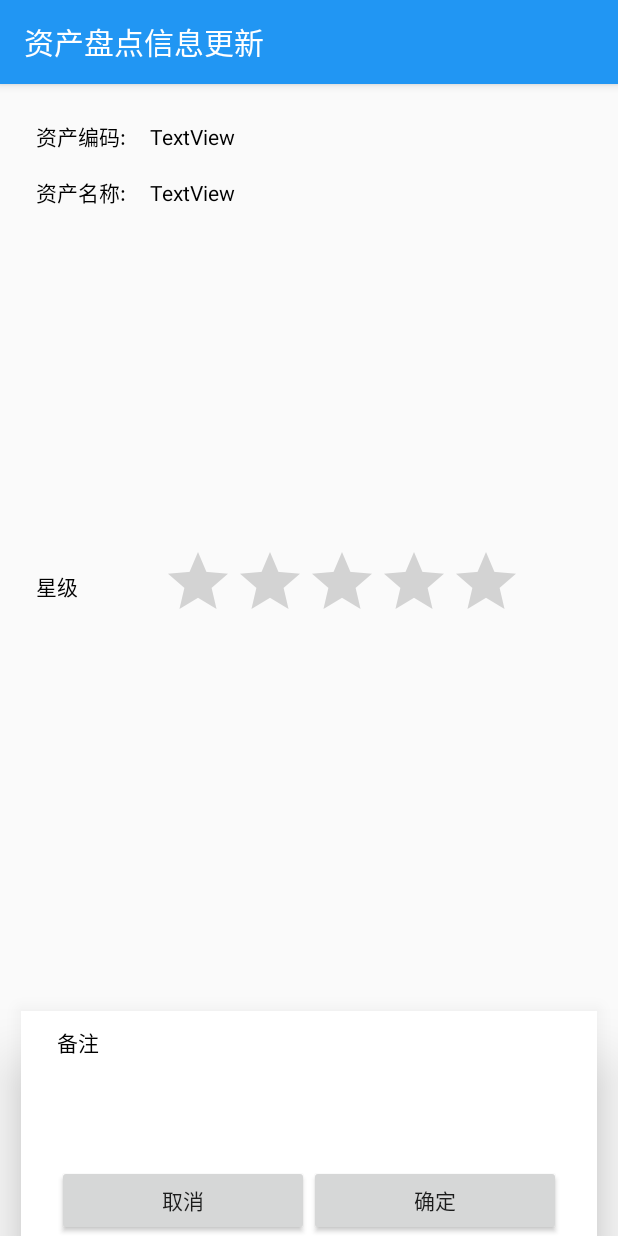
After one commit to yql225521/InventorySystem, an Android app: the InventoryUpdate screen opened directly, with no data from a screen before it, on a phone screen of 412 x 824 dp. The commit adds this screen. Run offline under Robolectric (Android 15) with nearby library versions, the phone set to English and light mode, and no system bars; 3 statements that could not run were skipped.

Commit message:
Create asset inventory page

```diff
--- /dev/null
+++ b/app/src/main/java/com/test/inventorysystem/activities/InventoryUpdate.java
@@ -0,0 +1,44 @@
+package com.test.inventorysystem.activities;
+
+import android.support.v7.app.AppCompatActivity;
+import android.os.Bundle;
+import android.widget.Button;
+import android.widget.ListView;
+import android.widget.RatingBar;
+import android.widget.TextView;
+
+import com.test.inventorysystem.R;
+import com.test.inventorysystem.models.AssetModel;
+
+public class InventoryUpdate extends AppCompatActivity {
+
+    private Button btnConfirm;
+    private Button btnCancel;
+    private TextView textViewCode;
+    private TextView textViewName;
+    private RatingBar ratingBar;
+    private ListView listView;
+    private AssetModel asset;
+
+    @Override
+    protected void onCreate(Bundle savedInstanceState) {
+        super.onCreate(savedInstanceState);
+        setContentView(R.layout.activity_inventory_update);
+        initialization();
+    }
+
+    private void initialization() {
+        btnConfirm = (Button) findViewById(R.id.button_asset_update_confirm);
+        btnCancel = (Button) findViewById(R.id.button_asset_update_cancel);
+        textViewCode = (TextView) findViewById(R.id.textView_asset_update_code);
+        textViewName = (TextView) findViewById(R.id.textView_asset_update_name);
+        ratingBar = (RatingBar) findViewById(R.id.ratingBar);
+        listView = (ListView) findViewById(R.id.listView_asset_update);
+
+        Bundle bundle = getIntent().getExtras();
+        Object object = bundle.getSerializable("asset");
+        asset = (AssetModel) object;
+        textViewCode.setText(asset.getAssetCode());
+        textViewName.setText(asset.getAssetName());
+    }
+}
--- /dev/null
+++ b/app/src/main/res/drawable/back.xml
@@ -0,0 +1,4 @@
+<shape xmlns:android="http://schemas.android.com/apk/res/android" android:shape="rectangle" >
+    <solid android:color="#ffffff" />
+    <stroke android:width="1dip" android:color="#4fa5d5"/>
+</shape>
--- a/app/src/main/res/layout/activity_asset_inventory.xml
+++ b/app/src/main/res/layout/activity_asset_inventory.xml
@@ -10,6 +10,7 @@
     <ListView
         android:layout_width="0dp"
         android:layout_height="0dp"
+        android:id="@+id/listView_asset_inventory"
         app:layout_constraintLeft_toLeftOf="@+id/activity_asset_inventory"
         android:layout_marginStart="16dp"
         app:layout_constraintTop_toBottomOf="@+id/textView_asset_inventory_title"
@@ -17,7 +18,8 @@
         app:layout_constraintRight_toRightOf="@+id/activity_asset_inventory"
         android:layout_marginEnd="16dp"
         app:layout_constraintBottom_toTopOf="@+id/spinner_inventory_organ"
-        android:layout_marginBottom="8dp" />
+        android:layout_marginBottom="8dp"
+        android:dividerHeight="4dp" />
 
     <TextView
         android:text="@string/asset_inventory_title"
--- a/app/src/main/res/layout/activity_asset_search_list.xml
+++ b/app/src/main/res/layout/activity_asset_search_list.xml
@@ -45,8 +45,8 @@
         app:layout_constraintRight_toRightOf="@+id/activity_asset_search_list"
         android:layout_marginEnd="16dp"
         app:layout_constraintBottom_toBottomOf="@+id/activity_asset_search_list"
-        android:layout_marginBottom="16dp"
-        android:visibility="gone">
+        android:visibility="gone"
+        android:layout_marginBottom="16dp">
 
         <ProgressBar
             style="?android:attr/progressBarStyle"
--- /dev/null
+++ b/app/src/main/res/layout/activity_inventory_update.xml
@@ -0,0 +1,182 @@
+<?xml version="1.0" encoding="utf-8"?>
+<android.support.constraint.ConstraintLayout xmlns:android="http://schemas.android.com/apk/res/android"
+    xmlns:app="http://schemas.android.com/apk/res-auto"
+    xmlns:tools="http://schemas.android.com/tools"
+    android:id="@+id/activity_inventory_update"
+    android:layout_width="match_parent"
+    android:layout_height="match_parent"
+    tools:context="com.test.inventorysystem.activities.InventoryUpdate">
+
+    <TextView
+        android:text="@string/asset_info_code"
+        android:layout_width="wrap_content"
+        android:layout_height="wrap_content"
+        android:id="@+id/textView14"
+        android:textColor="@android:color/black"
+        app:layout_constraintLeft_toLeftOf="@+id/activity_inventory_update"
+        android:layout_marginStart="24dp"
+        app:layout_constraintTop_toTopOf="@+id/activity_inventory_update"
+        android:layout_marginTop="24dp" />
+
+    <TextView
+        android:text="TextView"
+        android:layout_width="wrap_content"
+        android:layout_height="wrap_content"
+        android:id="@+id/textView_asset_update_code"
+        android:textColor="@android:color/black"
+        app:layout_constraintLeft_toRightOf="@+id/textView14"
+        android:layout_marginStart="16dp"
+        app:layout_constraintBaseline_toBaselineOf="@+id/textView14" />
+
+    <TextView
+        android:text="@string/asset_info_name"
+        android:layout_width="wrap_content"
+        android:layout_height="wrap_content"
+        android:id="@+id/textView18"
+        android:textColor="@android:color/black"
+        app:layout_constraintTop_toBottomOf="@+id/textView14"
+        android:layout_marginTop="16dp"
+        app:layout_constraintRight_toRightOf="@+id/textView14" />
+
+    <TextView
+        android:text="TextView"
+        android:layout_width="wrap_content"
+        android:layout_height="wrap_content"
+        android:id="@+id/textView_asset_update_name"
+        android:textColor="@android:color/black"
+        app:layout_constraintLeft_toRightOf="@+id/textView18"
+        android:layout_marginStart="16dp"
+        app:layout_constraintBaseline_toBaselineOf="@+id/textView18" />
+
+    <ListView
+        android:layout_width="340dp"
+        android:layout_height="209dp"
+        android:id="@+id/listView_asset_update"
+        app:layout_constraintLeft_toLeftOf="@+id/activity_inventory_update"
+        android:layout_marginStart="16dp"
+        app:layout_constraintTop_toBottomOf="@+id/textView18"
+        android:layout_marginTop="8dp"
+        app:layout_constraintRight_toRightOf="@+id/activity_inventory_update"
+        android:layout_marginEnd="16dp" />
+
+    <TextView
+        android:text="@string/asset_info_starbar"
+        android:layout_width="wrap_content"
+        android:layout_height="wrap_content"
+        android:id="@+id/textView24"
+        android:textColor="@android:color/black"
+        app:layout_constraintLeft_toLeftOf="@+id/activity_inventory_update"
+        android:layout_marginStart="24dp"
+        app:layout_constraintTop_toBottomOf="@+id/listView_asset_update"
+        android:layout_marginTop="24dp" />
+
+    <RatingBar
+        android:layout_width="wrap_content"
+        android:layout_height="wrap_content"
+        android:id="@+id/ratingBar"
+        android:numStars="5"
+        android:minHeight="30dp"
+        app:layout_constraintLeft_toRightOf="@+id/textView24"
+        android:layout_marginStart="8dp"
+        app:layout_constraintTop_toBottomOf="@+id/listView_asset_update"
+        android:layout_marginTop="8dp"
+        app:layout_constraintRight_toRightOf="@+id/activity_inventory_update"
+        android:layout_marginEnd="16dp" />
+
+    <LinearLayout
+        android:orientation="vertical"
+        android:layout_width="384dp"
+        android:layout_height="150dp"
+        android:background="@color/bright_foreground_material_light"
+        android:elevation="24dp"
+        app:layout_constraintLeft_toLeftOf="@+id/activity_inventory_update"
+        app:layout_constraintRight_toRightOf="@+id/activity_inventory_update"
+        app:layout_constraintBottom_toBottomOf="@+id/activity_inventory_update">
+
+        <TextView
+            android:text="@string/asset_info_note"
+            android:layout_width="match_parent"
+            android:layout_height="wrap_content"
+            android:id="@+id/textView28"
+            android:textColor="@android:color/black"
+            android:paddingLeft="24dp"
+            android:paddingBottom="0dp"
+            android:paddingTop="10dp"
+            android:background="@color/background_floating_material_light" />
+
+        <EditText
+            android:layout_width="match_parent"
+            android:layout_height="71dp"
+            android:inputType="textPersonName"
+            android:ems="10"
+            android:id="@+id/editText3"
+            android:paddingLeft="24dp"
+            android:paddingRight="24dp"
+            android:background="@color/background_floating_material_light" />
+
+        <LinearLayout
+            android:layout_width="match_parent"
+            android:layout_height="match_parent"
+            android:paddingLeft="24dp"
+            android:paddingRight="24dp"
+            android:background="@color/background_floating_material_light">
+
+            <Button
+                android:text="@string/dialog_cancel"
+                android:layout_width="wrap_content"
+                android:layout_height="wrap_content"
+                android:id="@+id/button_asset_update_cancel"
+                android:layout_weight="1" />
+
+            <Button
+                android:text="@string/dialog_confirm"
+                android:layout_width="wrap_content"
+                android:layout_height="wrap_content"
+                android:id="@+id/button_asset_update_confirm"
+                android:layout_weight="1" />
+        </LinearLayout>
+    </LinearLayout>
+
+    <!--<TextView-->
+        <!--android:text="@string/asset_info_note"-->
+        <!--android:layout_width="wrap_content"-->
+        <!--android:layout_height="wrap_content"-->
+        <!--android:id="@+id/textView26"-->
+        <!--android:textColor="@android:color/black"-->
+        <!--app:layout_constraintLeft_toLeftOf="@+id/activity_inventory_update"-->
+        <!--android:layout_marginStart="24dp"-->
+        <!--app:layout_constraintBottom_toTopOf="@+id/editText"-->
+        <!--android:layout_marginBottom="8dp" />-->
+
+    <!--<EditText-->
+        <!--android:layout_width="339dp"-->
+        <!--android:layout_height="89dp"-->
+        <!--android:inputType="textPersonName"-->
+        <!--android:ems="10"-->
+        <!--android:id="@+id/editText"-->
+        <!--android:background="@drawable/back"-->
+        <!--android:padding="10dp"-->
+        <!--app:layout_constraintLeft_toLeftOf="@+id/listView"-->
+        <!--app:layout_constraintRight_toRightOf="@+id/listView"-->
+        <!--app:layout_constraintBottom_toTopOf="@+id/button"-->
+        <!--android:layout_marginBottom="8dp" />-->
+
+    <!--<Button-->
+        <!--android:text="@string/dialog_cancel"-->
+        <!--android:layout_width="169dp"-->
+        <!--android:layout_height="wrap_content"-->
+        <!--android:id="@+id/button"-->
+        <!--app:layout_constraintLeft_toLeftOf="@+id/editText"-->
+        <!--app:layout_constraintBottom_toBottomOf="@+id/activity_inventory_update"-->
+        <!--android:layout_marginBottom="16dp" />-->
+
+    <!--<Button-->
+        <!--android:text="@string/dialog_confirm"-->
+        <!--android:layout_width="168dp"-->
+        <!--android:layout_height="wrap_content"-->
+        <!--android:id="@+id/button2"-->
+        <!--app:layout_constraintRight_toRightOf="@+id/editText"-->
+        <!--app:layout_constraintBottom_toBottomOf="@+id/activity_inventory_update"-->
+        <!--android:layout_marginBottom="16dp" />-->
+
+</android.support.constraint.ConstraintLayout>
--- a/app/src/main/res/layout/adapter_asset_list_item.xml
+++ b/app/src/main/res/layout/adapter_asset_list_item.xml
@@ -2,9 +2,9 @@
 <LinearLayout xmlns:android="http://schemas.android.com/apk/res/android"
     android:orientation="vertical" android:layout_width="match_parent"
     android:layout_height="match_parent"
-    android:elevation="5dp"
+    android:elevation="2dp"
     android:paddingBottom="0dp"
-    android:background="#000000">
+    android:background="@color/button_material_dark">
 
     <LinearLayout
         android:layout_width="match_parent"
--- a/app/src/main/res/values/strings.xml
+++ b/app/src/main/res/values/strings.xml
@@ -18,6 +18,7 @@
 
     <!-- Strings related to login user -->
     <string name="dialog_confirm">确定</string>
+    <string name="dialog_cancel">取消</string>
     <string name="dialog_user_info_title">用户信息</string>
     <string name="dialog_user_account">用户账号</string>
     <string name="dialog_user_name">用户名</string>
@@ -57,6 +58,8 @@
     <string name="asset_info_date">使用日期:</string>
     <string name="asset_info_use_age">使用年限:</string>
     <string name="asset_info_status">当前状态:</string>
+    <string name="asset_info_starbar">星级</string>
+    <string name="asset_info_note">备注</string>
     <string name="inv_asset_info_invMsg">盘点记录:</string>
     <string name="inv_dialog_positive">确认盘点</string>
     <string name="inv_dialog_negative">不符项目</string>
@@ -69,6 +72,10 @@
     <string name="asset_inventory_btn_end">结束</string>
     <string name="asset_inventory_organ">使用部门</string>
     <string name="asset_inventory_scan_progress">正在加载...</string>
+    <string name="asset_inventory_continue_title">盘点成功</string>
+    <string name="continue_dialog_continue">继续盘点</string>
+    <string name="continue_dialog_stop">终止盘点</string>
+    <string name="asset_update_title">资产盘点信息更新</string>
 
     <!--<string name="main_page">主页</string>-->
 </resources>
```
Also changed, not shown: app/src/main/AndroidManifest.xml (+9 -5 lines), app/src/main/java/com/test/inventorysystem/activities/AssetInventory.java (+58 -16 lines), app/src/main/java/com/test/inventorysystem/adapters/AssetListAdapter.java (+24 -0 lines), app/src/main/java/com/test/inventorysystem/adapters/AssetUpdateListAdapter.java (added, +71 -0 lines), app/src/main/java/com/test/inventorysystem/models/AssetModel.java (+3 -1 lines), app/src/main/java/com/test/inventorysystem/services/SOAPActions.java (+1 -1 lines), app/src/main/java/com/test/inventorysystem/utils/InvContinueDialogUtil.java (added, +80 -0 lines), app/src/main/res/drawable/side_nav_bar.xml (deleted, +0 -9 lines), app/src/main/res/layout/adapter_asset_update_list_item.xml (added, +36 -0 lines), app/src/main/res/layout/dialog_inv_asset_continue.xml (added, +45 -0 lines).
